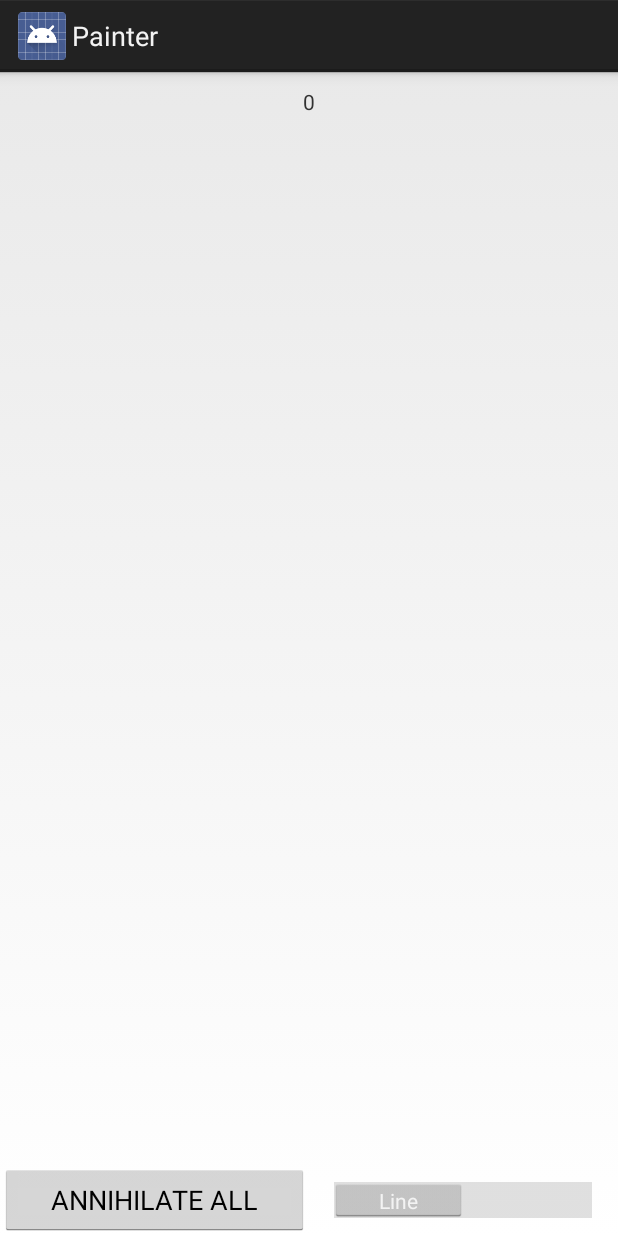
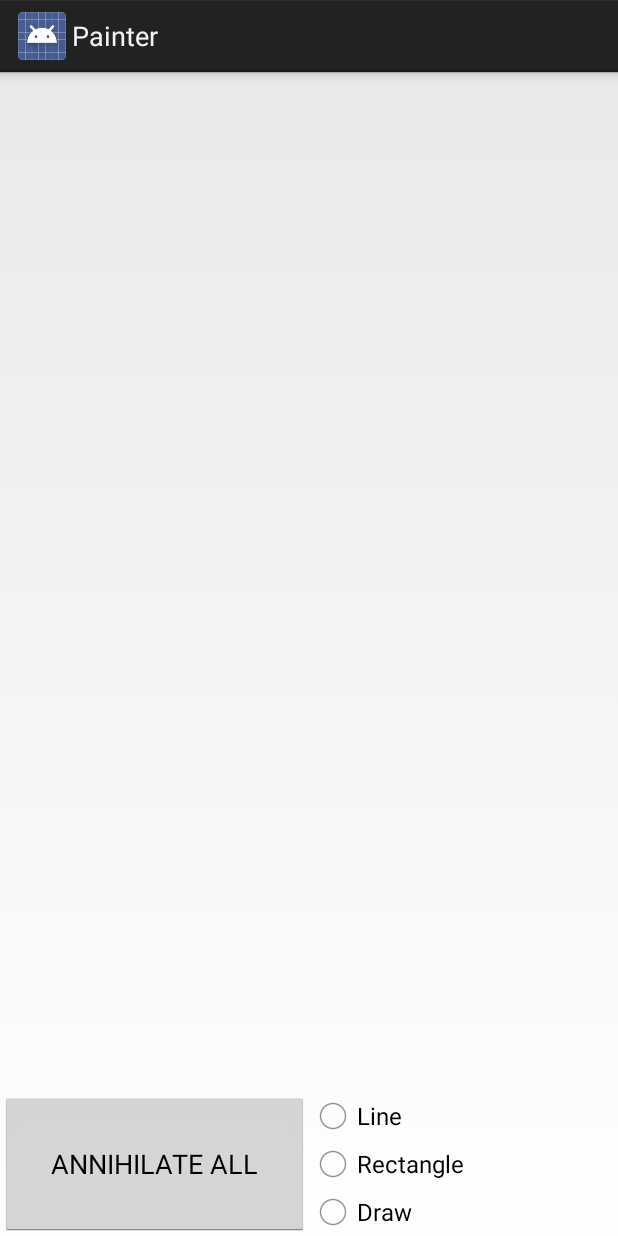
Before and after one commit to thanator/sber_painter, an Android app: the screen it shows after launch (MainActivity), on a phone screen of 412 x 824 dp. Run offline under Robolectric (Android 15) with nearby library versions, the phone set to English and light mode, and no system bars.

Commit message:
final vers

```diff
--- a/app/src/main/java/com/tan_ds/painter/MainActivity.java
+++ b/app/src/main/java/com/tan_ds/painter/MainActivity.java
@@ -5,6 +5,7 @@ import android.os.Bundle;
 import android.view.View;
 import android.widget.Button;
 import android.widget.CompoundButton;
+import android.widget.RadioGroup;
 import android.widget.Switch;
 import android.widget.TextView;
 import android.widget.Toast;
@@ -22,13 +23,15 @@ public class MainActivity extends Activity implements View.OnClickListener {
         // ochistka
         painView = (PaintingView) findViewById(R.id.paintView);
         Button clearButt = (Button) findViewById(R.id.clearButt);
-        Switch swch = (Switch) findViewById(R.id.switch1);
-        TextView ColVo = (TextView) findViewById(R.id.col_vo);
+        //Switch swch = (Switch) findViewById(R.id.switch1);
         clearButt.setOnClickListener(this);
-        ColVo.setText(((Integer)painView.colInt).toString());
-        swch.setChecked(false);
 
-        swch.setOnCheckedChangeListener(new CompoundButton.OnCheckedChangeListener() {
+
+
+
+        //swch.setChecked(false);
+
+       /* swch.setOnCheckedChangeListener(new CompoundButton.OnCheckedChangeListener() {
             @Override
             public void onCheckedChanged(CompoundButton buttonView, boolean isChecked) {
                 if (isChecked){
@@ -39,7 +42,38 @@ public class MainActivity extends Activity implements View.OnClickListener {
                     Toast.makeText(getApplicationContext(),"you'll draw a line", Toast.LENGTH_SHORT).show();
                 }
             }
+        });*/
+
+        RadioGroup radioGroup = (RadioGroup) findViewById(R.id.groupRadio);
+        radioGroup.setOnCheckedChangeListener(new RadioGroup.OnCheckedChangeListener(){
+
+            @Override
+            public void onCheckedChanged(RadioGroup group, int checkedId) {
+                switch (checkedId){
+                    case -1:
+                        Toast.makeText(getApplicationContext(), "Ничего не выбрано", Toast.LENGTH_SHORT).show();
+                        break;
+                    case R.id.buttLine:
+                        Toast.makeText(getApplicationContext(),"you'll draw a line", Toast.LENGTH_SHORT).show();
+                        painView.figure = PaintingView.Perechisl.lining;
+                        break;
+                    case R.id.buttRect:
+                        Toast.makeText(getApplicationContext(),"you'll draw a rectangle", Toast.LENGTH_SHORT).show();
+                        painView.figure = PaintingView.Perechisl.rect;
+                        break;
+                    case R.id.buttDraw:
+                        Toast.makeText(getApplicationContext(), "you'll draw a drawable", Toast.LENGTH_SHORT).show();
+                        painView.figure = PaintingView.Perechisl.fignia;
+                        break;
+                    default:
+                        break;
+
+                }
+            }
         });
+
+
+
     }
 
 
--- a/app/src/main/res/drawable/shapedrawable.xml
+++ b/app/src/main/res/drawable/shapedrawable.xml
@@ -1,4 +1,17 @@
 <?xml version="1.0" encoding="utf-8"?>
-<selector xmlns:android="http://schemas.android.com/apk/res/android">
+<shape xmlns:android="http://schemas.android.com/apk/res/android">
 
-</selector>
+    <gradient
+        android:angle="0"
+        android:endColor="@color/colorAccent"
+
+        android:startColor="@color/colorPrimary"
+        />
+
+    <stroke
+        android:width="4dp"
+        android:color="@color/colorPrimaryDark"
+        android:dashGap="8dp"
+        android:dashWidth="8dp"/>
+
+</shape>
--- a/app/src/main/res/layout/activity_main.xml
+++ b/app/src/main/res/layout/activity_main.xml
@@ -7,13 +7,6 @@
     android:orientation="vertical"
     tools:context="com.tan_ds.painter.MainActivity">
 
-    <TextView
-        android:layout_margin="10dp"
-        android:id="@+id/col_vo"
-        android:layout_width="wrap_content"
-        android:layout_height="wrap_content"
-        tools:text="qwe"
-        android:layout_gravity="center"/>
 
    <com.tan_ds.painter.PaintingView
        android:id="@+id/paintView"
@@ -32,22 +25,46 @@
       <Button
           android:id="@+id/clearButt"
           android:layout_width="match_parent"
-          android:layout_height="wrap_content"
+          android:layout_height="match_parent"
           android:text="@string/annihilate_all"
           android:layout_weight="1"
           />
         <FrameLayout
             android:layout_width="match_parent"
-            android:layout_height="fill_parent"
+            android:layout_height="wrap_content"
             android:layout_weight="1"
             >
-            <Switch
+       <!--     <Switch
                 android:id="@+id/switch1"
                 android:layout_width="wrap_content"
                 android:layout_height="wrap_content"
                 android:layout_gravity="center"
                 android:textOff="@string/line"
                 android:textOn="@string/rectangle" />
+        -->
+            <RadioGroup
+                android:id="@+id/groupRadio"
+                android:layout_width="match_parent"
+                android:layout_height="match_parent">
+                <RadioButton
+                    android:id="@+id/buttLine"
+                    android:layout_width="match_parent"
+                    android:layout_height="wrap_content"
+                    android:text="@string/line"/>
+                <RadioButton
+                    android:id="@+id/buttRect"
+                    android:layout_width="match_parent"
+                    android:layout_height="wrap_content"
+                    android:text="@string/rectangle"/>
+                <RadioButton
+                    android:id="@+id/buttDraw"
+                    android:layout_width="match_parent"
+                    android:layout_height="wrap_content"
+                    android:text="Draw"/>
+
+            </RadioGroup>
+
+
         </FrameLayout>
 
    </LinearLayout>
```
Also changed, not shown: app/src/main/java/com/tan_ds/painter/PaintingView.java (+46 -10 lines).
